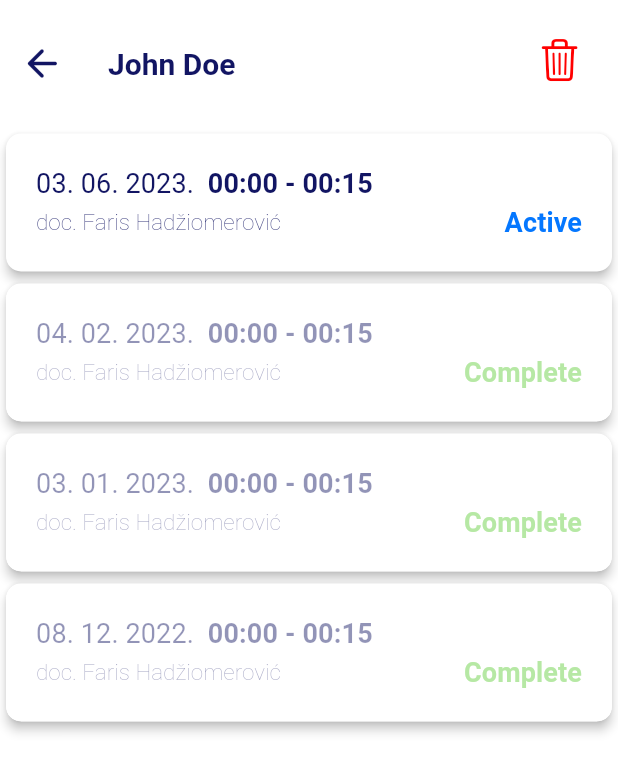
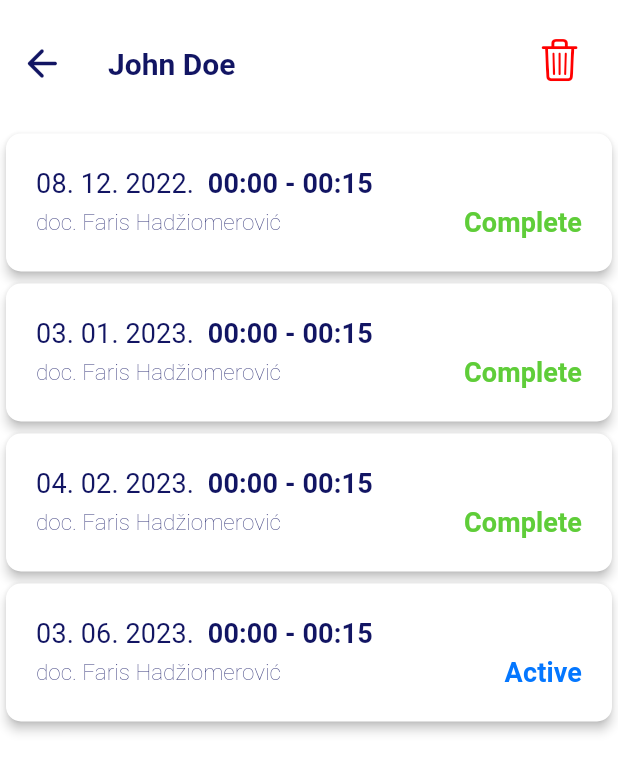
Before and after one commit to Faris-Hadziomerovic/flutter-health-appointment-app, a Flutter app: the screen it shows after launch, after a tap on an icon or button, on a phone screen of 412 x 824 dp. Shown: the top 772 px of the screen. Run offline on Flutter 3.47's test engine with Material 2 defaults, Android fonts, the phone set to English and light mode, and no system bars; our stand-ins replace qr_flutter; network calls fail.

```diff
--- a/lib/screens/appointments_overview_screen.dart
+++ b/lib/screens/appointments_overview_screen.dart
@@ -14,11 +14,10 @@ class AppointmentsOverviewScreen extends StatelessWidget {
   @override
   Widget build(BuildContext context) {
     final patient = ModalRoute.of(context)?.settings.arguments as Patient;
-
     final appointments = context.read<Appointments>().getAppointmentsByDoctorAndPatientId(
           doctorId: patient.doctorId,
           patientId: patient.id,
-        )..sort(((a, b) => b.dateTime.compareTo(a.dateTime)));
+        );
 
     return Scaffold(
       appBar: AppBar(
--- a/lib/theme/app_colors.dart
+++ b/lib/theme/app_colors.dart
@@ -28,10 +28,6 @@ class AppColors {
 
   /// The icon color
   static const iconColor = Color(0xFF484CBC);
-
-  /// The translucent overlay for disabled widgets.
-  /// To be used alongside a Stack widget to display over the disabled one.
-  static const disabledOverlayColor = Colors.white54;
 
   /// The color of translucent overlays.
   /// To be used with snackBar and toast widgets as their background.
--- a/lib/theme/app_theme.dart
+++ b/lib/theme/app_theme.dart
@@ -31,7 +31,6 @@ class AppTheme {
             fontWeight: FontWeight.w200,
           ),
         ),
-        disabledColor: AppColors.disabledOverlayColor,
         scaffoldBackgroundColor: AppColors.colorScheme.background,
         appBarTheme: AppBarTheme(
           color: AppColors.colorScheme.background,
--- a/lib/widgets/appointments-overview/appointment_card.dart
+++ b/lib/widgets/appointments-overview/appointment_card.dart
@@ -23,8 +23,6 @@ class AppointmentCard extends StatelessWidget {
   };
 
   const AppointmentCard({super.key, required this.appointment});
-
-  bool get isActive => appointment.status == AppointmentStatus.active;
 
   String getStatusLabel(AppointmentStatus? appointmentStatus) {
     switch (appointmentStatus) {
@@ -61,11 +59,9 @@ class AppointmentCard extends StatelessWidget {
 
     return Card(
       clipBehavior: Clip.hardEdge,
-      child: Stack(
-        children: [
-          ListTile(
+      child: ListTile(
         onTap: () => navigateToAppointmentDetails(context),
-            enabled: isActive,
+        enabled: true,
         contentPadding: const EdgeInsets.symmetric(
           vertical: 10,
           horizontal: 20,
@@ -93,18 +89,6 @@ class AppointmentCard extends StatelessWidget {
           ),
         ),
       ),
-          if (!isActive)
-            Positioned(
-              top: 0,
-              bottom: 0,
-              left: 0,
-              right: 0,
-              child: Container(
-                color: Theme.of(context).disabledColor,
-              ),
-            ),
-        ],
-      ),
     );
   }
 }
```
Lines whose indentation alone changed are shown as unchanged.
